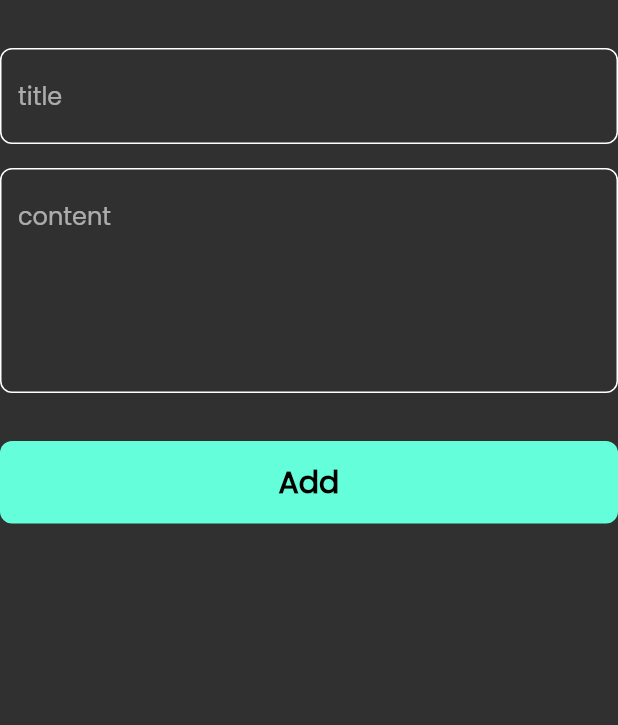
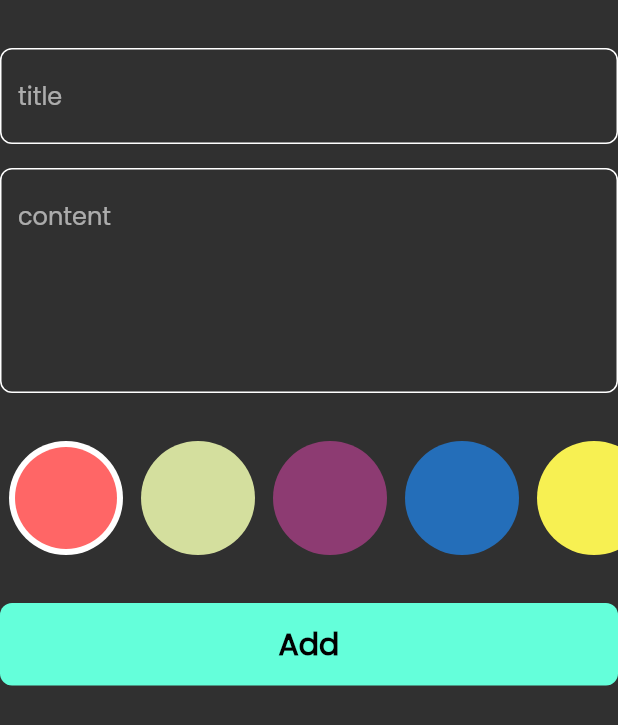
Before and after one commit to khaledrady19/notes_app, a Flutter app: the AddNoteForm widget shown alone on an empty page, opened directly, on a phone screen of 412 x 824 dp. Shown: the top 725 px of the screen. Run offline on Flutter 3.47's test engine with Material 2 defaults, Android fonts, the phone set to English and light mode, and no system bars; our stand-ins replace bloc, flutter_bloc, font_awesome_flutter, hive, hive_flutter; accounts and stored records are empty.

Commit message:
create colors list view

```diff
--- a/lib/views/widgets/add_note_form.dart
+++ b/lib/views/widgets/add_note_form.dart
@@ -3,6 +3,7 @@ import 'package:flutter_bloc/flutter_bloc.dart';
 import 'package:intl/intl.dart';
 import 'package:notes_app/cubits/add_note_cubit/add_note_cubit.dart';
 import 'package:notes_app/models/note_model.dart';
+import 'package:notes_app/views/widgets/color_ist_view.dart';
 import 'package:notes_app/views/widgets/custom_buttom.dart';
 import 'package:notes_app/views/widgets/custom_text_field.dart';
 
@@ -47,6 +48,8 @@ class _AddNoteFormState extends State<AddNoteForm> {
             maxLines: 5,
           ),
           const SizedBox(height: 32),
+          const ColorListView(),
+          const SizedBox(height: 32),
           BlocBuilder<AddNoteCubit, AddNoteState>(
             builder: (context, state) {
               return CustomButtom(
@@ -56,9 +59,8 @@ class _AddNoteFormState extends State<AddNoteForm> {
                     fromKey.currentState!.save();
 
                     var currentDate = DateTime.now();
-                    var formattedCurrentDate=
-                    DateFormat('dd-mm-yyyy').format(currentDate);
-
+                    var formattedCurrentDate =
+                        DateFormat('dd-mm-yyyy').format(currentDate);
 
                     var noteModel = NoteModel(
                         title: title!,
--- /dev/null
+++ b/lib/views/widgets/color_ist_view.dart
@@ -0,0 +1,70 @@
+import 'package:flutter/material.dart';
+
+class ColorsItem extends StatelessWidget {
+  const ColorsItem({super.key, required this.isActive, required this.color});
+  final bool isActive;
+  final Color color;
+
+  @override
+  Widget build(BuildContext context) {
+    return isActive
+        ?  CircleAvatar(
+            radius: 38,
+            backgroundColor: Colors.white,
+            child: CircleAvatar(
+              radius: 34,
+              backgroundColor: color,
+            ),
+          )
+        :  CircleAvatar(
+            radius: 38,
+            backgroundColor: color,
+          );
+  }
+}
+
+class ColorListView extends StatefulWidget {
+  const ColorListView({super.key});
+
+  @override
+  State<ColorListView> createState() => _ColorListViewState();
+}
+
+class _ColorListViewState extends State<ColorListView> {
+  int currentIndex = 0;
+  List<Color> colors = const [
+    Color(0xffFF6666),
+    Color(0xffD4DF9E),
+    Color(0xff8D3B72),
+    Color(0xff246EB9),
+    Color(0xffF7F052),
+    Color(0xff6B654B),
+    Color(0xff4CB944),
+  ];
+  @override
+  Widget build(BuildContext context) {
+    return SizedBox(
+      height: 38 * 2,
+      child: ListView.builder(
+        itemCount: colors.length,
+        scrollDirection: Axis.horizontal,
+        itemBuilder: (context, index) {
+          return Padding(
+            padding: const EdgeInsets.symmetric(horizontal: 6),
+            child: GestureDetector(
+              onTap: () {
+                currentIndex = index;
+                setState(() {});
+              },
+              child: ColorsItem(
+                color: colors[index],
+                isActive: currentIndex == index,
+
+              ),
+            ),
+          );
+        },
+      ),
+    );
+  }
+}
```
